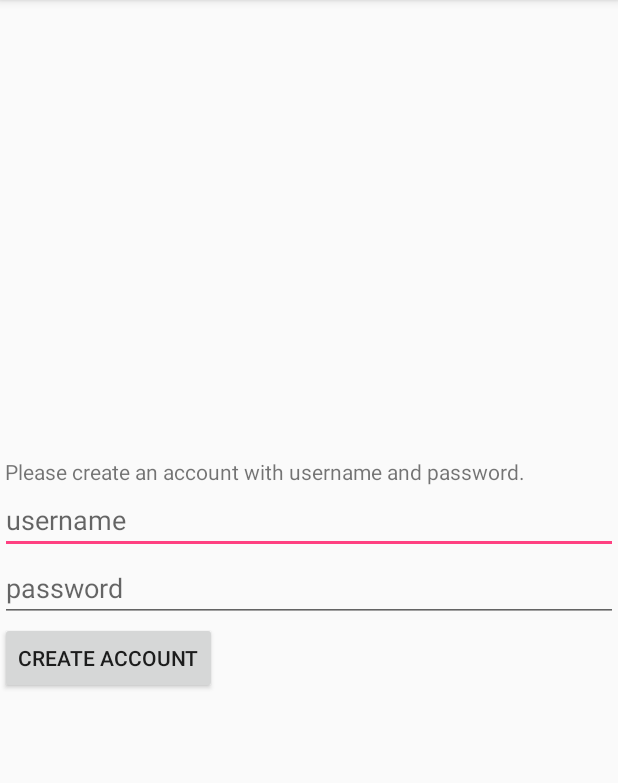
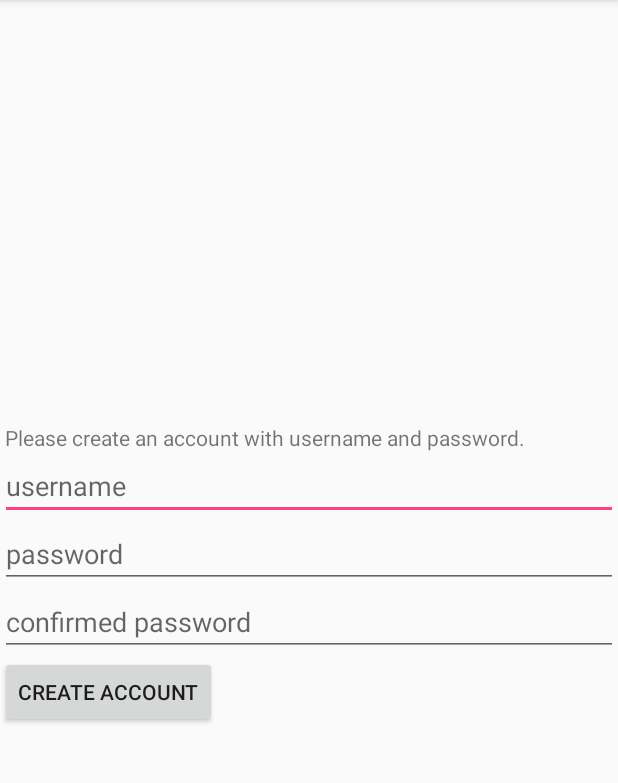
Before and after one commit to COMP3006/BUAddDrop, an Android app: the screen it shows after launch (MainActivity), after a tap on "CREATE ACCOUNT", on a phone screen of 412 x 824 dp, the part 84-867 px from its top. Run offline under Robolectric (Android 15) with nearby library versions, the phone set to English and light mode, and no system bars; 1 statement that could not run was skipped.

Commit message:
Banana's code

```diff
--- a/app/src/main/java/com/example/demo/myapplication/MainActivity.java
+++ b/app/src/main/java/com/example/demo/myapplication/MainActivity.java
@@ -12,7 +12,7 @@ import android.widget.Toast;
 public class MainActivity extends AppCompatActivity {
 
     private Button mRegisterButton;
-    private TextView mUsernameField, mPasswordField;
+    private TextView mUsernameField, mPasswordField, mPassword2Field;
     private MainController mMainController;
 
     @Override
@@ -22,14 +22,20 @@ public class MainActivity extends AppCompatActivity {
         mRegisterButton = (Button)findViewById(R.id.register_button_registration);
         mUsernameField  = (TextView)findViewById(R.id.register_edit_text_username);
         mPasswordField  = (TextView)findViewById(R.id.register_edit_text_userpassword);
+        mPassword2Field  = (TextView)findViewById(R.id.register_edit_text_userpassword2);
         mMainController = new MainController(this);
         mRegisterButton.setOnClickListener(new View.OnClickListener() {
             @Override
             public void onClick(View view) {
                 String username = mUsernameField.getText().toString().trim();
                 String userpassword = mPasswordField.getText().toString().trim();
+                String userpassword2 = mPassword2Field.getText().toString().trim();
                 //Toast.makeText(getApplicationContext(),"username: " + username + "\n" + "password: " + userpassword,Toast.LENGTH_LONG).show();
-                mMainController.login(username,userpassword);
+                if (!userpassword.equals(userpassword2)) {
+                    Toast.makeText(getApplicationContext(),"Error: Unmatched Password",Toast.LENGTH_LONG).show();
+                } else {
+                    mMainController.login(username,userpassword, userpassword2);
+                }
             }
         });
     }
--- a/app/src/main/java/com/example/demo/myapplication/MainController.java
+++ b/app/src/main/java/com/example/demo/myapplication/MainController.java
@@ -22,7 +22,7 @@ public class MainController {
     public MainController(MainActivity mainActivity){
         mMainActivity = mainActivity;
     }
-    public void login(String username, String password){
+    public void login(String username, String password, String password2){
         Retrofit retrofit = new Retrofit.Builder()
                 .baseUrl("http://158.182.6.135/")
                 .addConverterFactory(GsonConverterFactory.create())
--- a/app/src/main/res/layout/activity_main.xml
+++ b/app/src/main/res/layout/activity_main.xml
@@ -26,6 +26,12 @@
         android:hint="password"
         android:id="@+id/register_edit_text_userpassword" />
 
+    <EditText
+        android:layout_width="match_parent"
+        android:layout_height="wrap_content"
+        android:hint="confirmed password"
+        android:id="@+id/register_edit_text_userpassword2" />
+
     <Button
         android:layout_width="wrap_content"
         android:layout_height="wrap_content"
```
